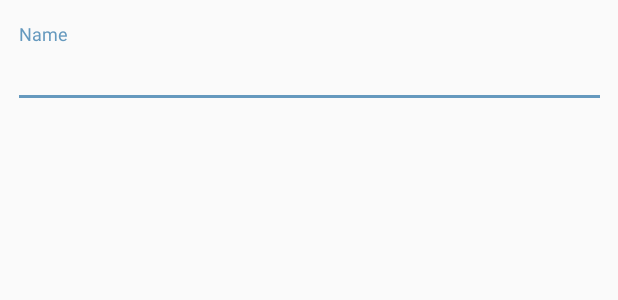
After one commit to fdelgado96/defenatelyNotHci, an Android app: the layout activity_new_room.xml on its own in the app's theme, with its tools: preview values and no code run, on a phone screen of 412 x 824 dp. The commit adds this screen. Shown: the top 300 px of the screen. Run offline under Robolectric (Android 15) with nearby library versions, the phone set to English and light mode, and no system bars.

Commit message:
Added NewRoom Activity
Only thing missing is actually creating the room

```diff
--- a/tpe2/app/src/main/AndroidManifest.xml
+++ b/tpe2/app/src/main/AndroidManifest.xml
@@ -23,6 +23,11 @@
             android:name=".views.RoomActivity"
             android:label="@string/title_activity_room"
             android:theme="@style/AppTheme.NoActionBar"></activity>
+        <activity android:name=".views.NewRoom" android:label="@string/new_room">
+            <meta-data
+                android:name="android.support.PARENT_ACTIVITY"
+                android:value="com.falopa.smarthome.views.NewRoom" />
+        </activity>
     </application>
 
 </manifest>
--- a/tpe2/app/src/main/java/com/falopa/smarthome/views/MainActivity.java
+++ b/tpe2/app/src/main/java/com/falopa/smarthome/views/MainActivity.java
@@ -87,7 +87,8 @@ public class MainActivity extends AppCompatActivity
             Intent intent = new Intent(this,RoomActivity.class);
             startActivity(intent);
         } else if (id == R.id.nav_gallery) {
-
+            Intent intent = new Intent(this, NewRoom.class);
+            startActivity(intent);
         } else if (id == R.id.nav_slideshow) {
 
         } else if (id == R.id.nav_manage) {
--- /dev/null
+++ b/tpe2/app/src/main/res/layout/activity_new_room.xml
@@ -0,0 +1,25 @@
+<?xml version="1.0" encoding="utf-8"?>
+<android.support.constraint.ConstraintLayout xmlns:android="http://schemas.android.com/apk/res/android"
+    xmlns:app="http://schemas.android.com/apk/res-auto"
+    xmlns:tools="http://schemas.android.com/tools"
+    android:layout_width="match_parent"
+    android:layout_height="match_parent"
+    tools:context="com.falopa.smarthome.views.NewRoom">
+
+    <android.support.design.widget.TextInputLayout
+        android:layout_width="395dp"
+        android:layout_height="wrap_content"
+        android:layout_marginEnd="8dp"
+        android:layout_marginStart="8dp"
+        android:layout_marginTop="16dp"
+        app:layout_constraintEnd_toEndOf="parent"
+        app:layout_constraintStart_toStartOf="parent"
+        app:layout_constraintTop_toTopOf="parent">
+
+        <android.support.design.widget.TextInputEditText
+            android:layout_width="match_parent"
+            android:layout_height="wrap_content"
+            android:hint="@string/name"
+            android:inputType="text" />
+    </android.support.design.widget.TextInputLayout>
+</android.support.constraint.ConstraintLayout>
--- a/tpe2/app/src/main/res/values/colors.xml
+++ b/tpe2/app/src/main/res/values/colors.xml
@@ -5,5 +5,5 @@
     <color name="textColorPrimary">#FFFFFF</color>
     <color name="windowBackground">#FFFFFF</color>
     <color name="navigationBarColor">#000000</color>
-    <color name="colorAccent">#c8e8ff</color>
+    <color name="colorAccent">#6599BE</color>
 </resources>
--- a/tpe2/app/src/main/res/values/strings.xml
+++ b/tpe2/app/src/main/res/values/strings.xml
@@ -1,5 +1,9 @@
 <resources>
     <string name="app_name">SmartHome</string>
+    <string name="name">Name</string>
+    <string name="new_room">New Room</string>
+    <string name="done">Done</string>
+    <string name="create_room_success">Room created successfully</string>
 
     <string name="navigation_drawer_open">Open navigation drawer</string>
     <string name="navigation_drawer_close">Close navigation drawer</string>
```
Also changed, not shown: tpe2/app/src/main/java/com/falopa/smarthome/views/NewRoom.java (added, +46 -0 lines), tpe2/app/src/main/res/menu/new_room_menu.xml (added, +11 -0 lines).
